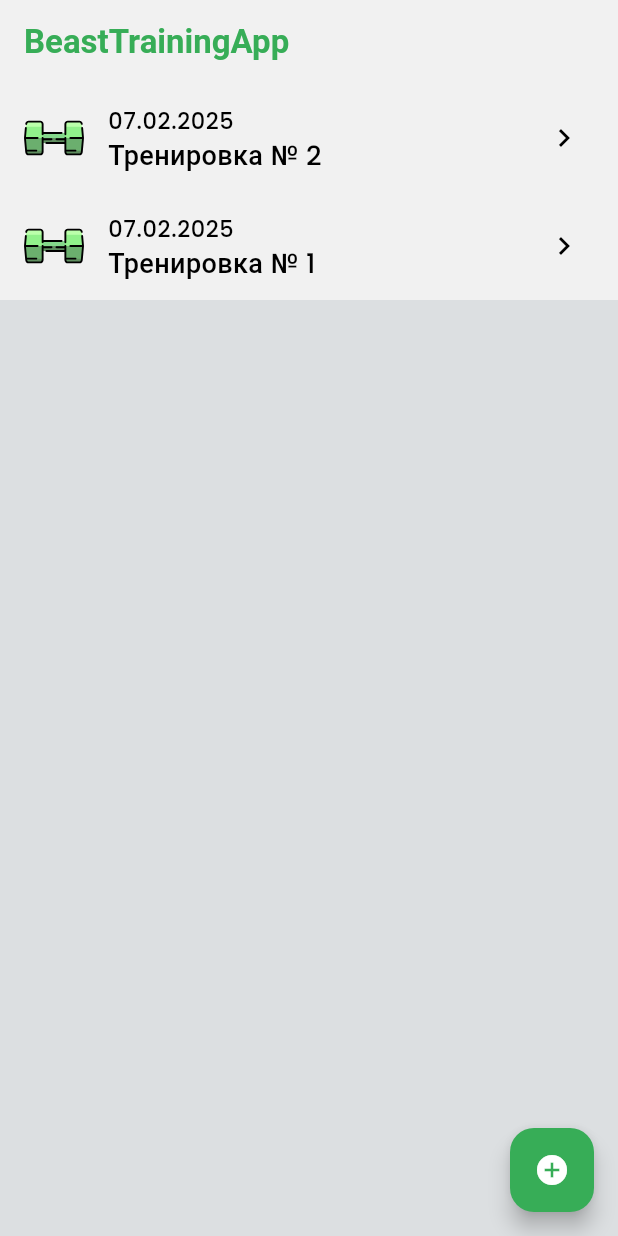
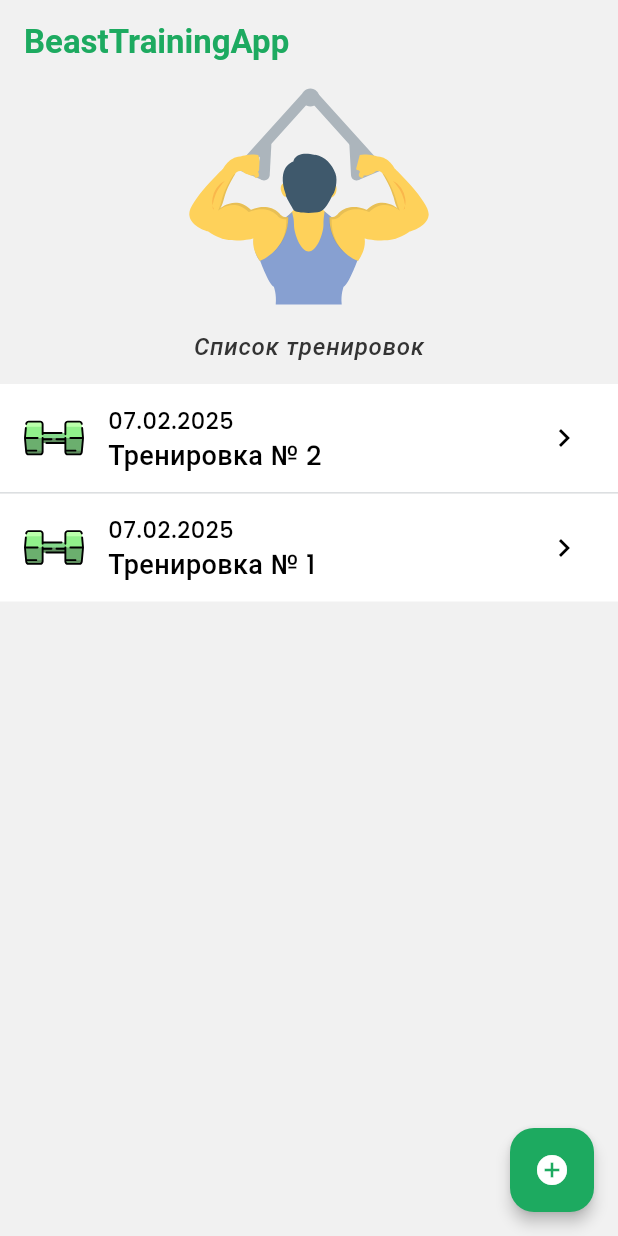
Before and after one commit to smthm0re/beast_training, a Flutter app: the screen it shows after launch, after a tap on the "add circle" icon, on a phone screen of 412 x 824 dp. Run offline on Flutter 3.47's test engine with Material 3 defaults, Android fonts, the light colour scheme and no system bars; drawn by our look-alikes of flutter_slidable; our stand-ins replace flutter_svg, hive_flutter; accounts and stored records are empty.

Commit message:
Разделил экран тренировок на виджеты.

```diff
--- a/lib/data/training_list_database.dart
+++ b/lib/data/training_list_database.dart
@@ -1,5 +1,7 @@
 import 'package:beast_training/models/training.dart';
 import 'package:hive_flutter/hive_flutter.dart';
+
+TrainingListDataBase trainingDataBase = TrainingListDataBase();
 
 class TrainingListDataBase {
   List trainingList = [];
--- a/lib/pages/training_list_screen.dart
+++ b/lib/pages/training_list_screen.dart
@@ -1,8 +1,9 @@
 import 'package:beast_training/data/training_list_database.dart';
-import 'package:beast_training/ui-kit/widgets/training_tile_widget.dart';
+import 'package:beast_training/ui-kit/widgets/logo_image_widget.dart';
+import 'package:beast_training/ui-kit/widgets/text_center_widget.dart';
+import 'package:beast_training/ui-kit/widgets/training_list_widget.dart';
 import 'package:flutter/material.dart';
 import 'package:hive_flutter/hive_flutter.dart';
-import 'package:intl/intl.dart';
 
 class TrainingListScreen extends StatefulWidget {
   const TrainingListScreen({super.key});
@@ -13,14 +14,13 @@ class TrainingListScreen extends StatefulWidget {
 
 class _TrainingListScreenState extends State<TrainingListScreen> {
   final _trainingBox = Hive.box("defaultBox");
-  TrainingListDataBase dataBaseTrainingList = TrainingListDataBase();
 
   @override
   void initState() {
     if (_trainingBox.get("trainingListBox") == null) {
-      dataBaseTrainingList.createInitialData();
+      trainingDataBase.createInitialData();
     } else {
-      dataBaseTrainingList.loadData();
+      trainingDataBase.loadData();
     }
     super.initState();
   }
@@ -31,28 +31,30 @@ class _TrainingListScreenState extends State<TrainingListScreen> {
       appBar: AppBar(
         title: const Text('BeastTrainingApp'),
       ),
-      body: ListView.builder(
-        itemCount: dataBaseTrainingList.trainingList.length,
-        itemBuilder: (context, index) {
-          final training = dataBaseTrainingList.trainingList[index];
-          return TrainingTileWidget(
-            idTraining: "Тренировка № ${training.id}",
-            dateTraining: DateFormat('dd.MM.yyyy').format(training.date),
-            deleteTraining: (context) {
-              setState(() {
-                dataBaseTrainingList.deleteTraining(index);
-              });
-            },
-          );
-        },
+      body: Column(
+        children: [
+          LogoImageWidget(
+            color: Color.fromARGB(255, 241, 241, 241),
+            imageWidth: 150,
+            imageHeight: 150,
+          ),
+          TextCenterWidget(
+            color: Color.fromARGB(255, 241, 241, 241),
+            text: 'Список тренировок',
+          ),
+          Expanded(
+            child: TrainingListWidget(),
+          ),
+        ],
       ),
       floatingActionButton: FloatingActionButton(
         onPressed: () {
           setState(() {
-            dataBaseTrainingList.addTraining();
+            trainingDataBase.addTraining();
           });
         },
         tooltip: 'Добавить тренировку',
+        elevation: 4,
         child: const Icon(Icons.add_circle),
       ),
     );
--- a/lib/theme.dart
+++ b/lib/theme.dart
@@ -4,20 +4,20 @@ final theme = ThemeData(
   primarySwatch: Colors.red,
   listTileTheme: const ListTileThemeData(
     iconColor: Color.fromARGB(255, 0, 0, 0),
-    tileColor: Color.fromARGB(255, 241, 241, 241),
+    tileColor: Color.fromARGB(255, 255, 255, 255),
   ),
   floatingActionButtonTheme: const FloatingActionButtonThemeData(
-    backgroundColor: Color.fromARGB(255, 55, 173, 87),
+    backgroundColor: Color.fromARGB(255, 29, 170, 96),
     foregroundColor: Colors.white,
   ),
-  scaffoldBackgroundColor: const Color.fromARGB(255, 220, 223, 225),
+  scaffoldBackgroundColor: const Color.fromARGB(255, 241, 241, 241),
   appBarTheme: const AppBarTheme(
     iconTheme: IconThemeData(
       color: Color.fromARGB(255, 0, 0, 0),
     ),
     backgroundColor: Color.fromARGB(255, 241, 241, 241),
     titleTextStyle: TextStyle(
-      color: Color.fromARGB(255, 55, 173, 87),
+      color: Color.fromARGB(255, 29, 170, 96),
       fontWeight: FontWeight.w600,
       fontSize: 22,
     ),
@@ -34,5 +34,11 @@ final theme = ThemeData(
       fontSize: 15,
       fontWeight: FontWeight.w500,
     ),
+    labelMedium: const TextStyle(
+      color: Color.fromARGB(255, 51, 51, 51),
+      fontSize: 16,
+      fontWeight: FontWeight.w500,
+      fontStyle: FontStyle.italic,
+    ),
   ),
 );
--- /dev/null
+++ b/lib/ui-kit/widgets/logo_image_widget.dart
@@ -0,0 +1,28 @@
+import 'package:flutter/material.dart';
+import 'package:flutter_svg/flutter_svg.dart';
+
+class LogoImageWidget extends StatelessWidget {
+  final Color color;
+  final double imageWidth;
+  final double imageHeight;
+
+  const LogoImageWidget({
+    super.key,
+    required this.color,
+    required this.imageWidth,
+    required this.imageHeight,
+  });
+
+  @override
+  Widget build(BuildContext context) {
+    return Container(
+      width: double.infinity,
+      color: color,
+      child: SvgPicture.asset(
+        'lib/ui-kit/assets/svg/beast_logo.svg',
+        width: imageWidth,
+        height: imageHeight,
+      ),
+    );
+  }
+}
--- /dev/null
+++ b/lib/ui-kit/widgets/text_center_widget.dart
@@ -0,0 +1,27 @@
+import 'package:flutter/material.dart';
+
+class TextCenterWidget extends StatelessWidget {
+  final Color color;
+  final String text;
+
+  const TextCenterWidget({
+    super.key,
+    required this.color,
+    required this.text,
+  });
+
+  @override
+  Widget build(BuildContext context) {
+    return Container(
+      width: double.infinity,
+      height: 50,
+      color: color,
+      child: Center(
+        child: Text(
+          text,
+          style: Theme.of(context).textTheme.labelMedium,
+        ),
+      ),
+    );
+  }
+}
--- /dev/null
+++ b/lib/ui-kit/widgets/training_list_widget.dart
@@ -0,0 +1,36 @@
+import 'package:beast_training/data/training_list_database.dart';
+import 'package:beast_training/ui-kit/widgets/training_tile_widget.dart';
+import 'package:flutter/material.dart';
+import 'package:intl/intl.dart';
+
+class TrainingListWidget extends StatefulWidget {
+  const TrainingListWidget({super.key});
+
+  @override
+  State<TrainingListWidget> createState() => _TrainingListWidgetState();
+}
+
+class _TrainingListWidgetState extends State<TrainingListWidget> {
+  @override
+  Widget build(BuildContext context) {
+    return ListView.separated(
+      separatorBuilder: (context, index) => const Divider(
+        height: 1,
+        color: Color.fromARGB(255, 220, 223, 225),
+      ),
+      itemCount: trainingDataBase.trainingList.length,
+      itemBuilder: (context, index) {
+        final training = trainingDataBase.trainingList[index];
+        return TrainingTileWidget(
+          idTraining: "Тренировка № ${training.id}",
+          dateTraining: DateFormat('dd.MM.yyyy').format(training.date),
+          deleteTraining: (context) {
+            setState(() {
+              trainingDataBase.deleteTraining(index);
+            });
+          },
+        );
+      },
+    );
+  }
+}
--- a/lib/ui-kit/widgets/training_tile_widget.dart
+++ b/lib/ui-kit/widgets/training_tile_widget.dart
@@ -23,7 +23,7 @@ class TrainingTileWidget extends StatelessWidget {
           SlidableAction(
             onPressed: deleteTraining,
             label: "УДАЛИТЬ",
-            backgroundColor: Color.fromARGB(255, 253, 51, 54),
+            backgroundColor: Color.fromARGB(255, 235, 102, 91),
           ),
         ],
       ),
```
Also changed, not shown: lib/ui-kit/assets/svg/beast_logo.svg (added).
